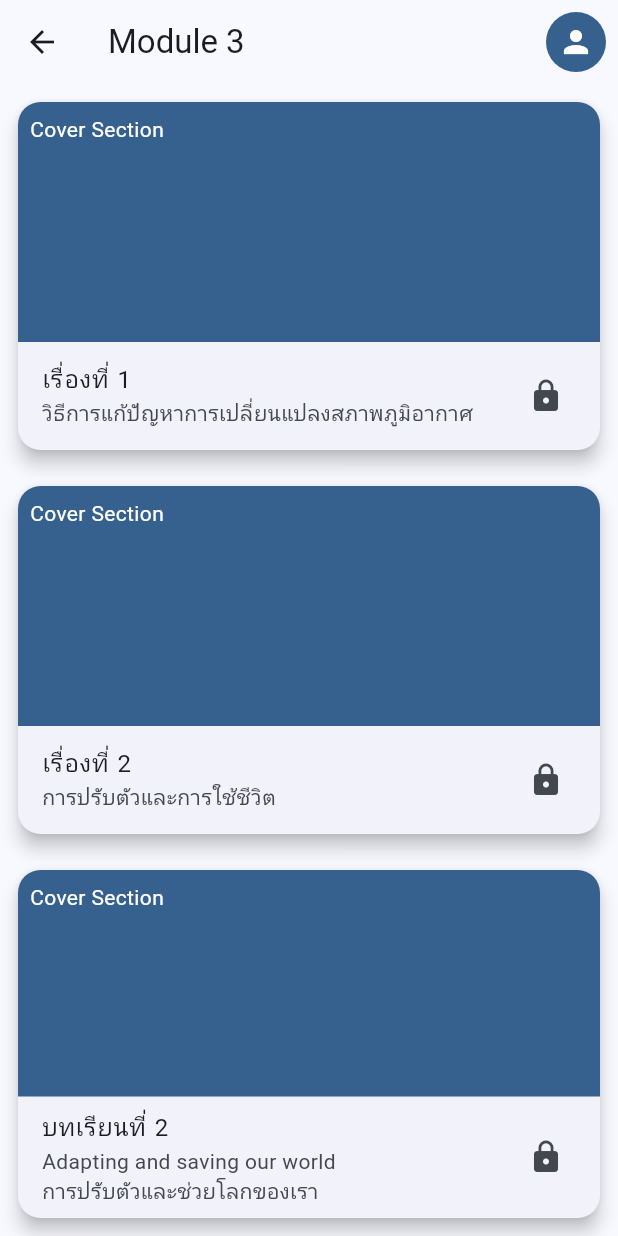
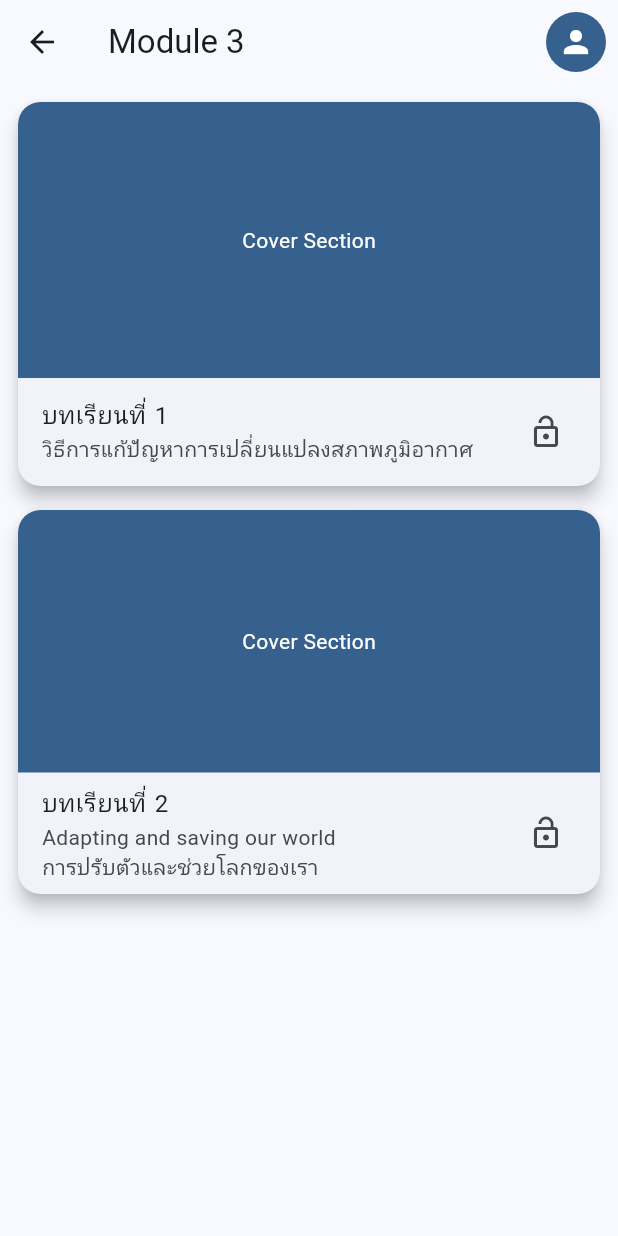
Before and after one commit to HugeKC01/flutter_studyclimatechange, a Flutter app: the Module3Screen screen opened directly, on a phone screen of 412 x 824 dp. Run offline on Flutter 3.47's test engine with Material 3 defaults, Android fonts, the phone set to English and light mode, and no system bars; our stand-ins replace shared_preferences; accounts and stored records are empty.

Commit message:
rewrite m3_main.dart and add drawer route to home

```diff
--- a/lib/component/drawer.dart
+++ b/lib/component/drawer.dart
@@ -1,3 +1,4 @@
+import 'package:climatechange/main.dart';
 import 'package:flutter/material.dart';
 import 'package:climatechange/admin.dart';
 
@@ -19,7 +20,12 @@ Widget buildDrawer(BuildContext context) {
           leading: Icon(Icons.home_rounded),
           title: Text('Home'),
           onTap: () {
-            // Handle the home tap here
+            Navigator.push(
+              context,
+              MaterialPageRoute(
+                builder: (context) => MyApp(),
+              ),
+            );
           },
         ),
         ListTile(
--- a/lib/learningpage/module3/m3_main.dart
+++ b/lib/learningpage/module3/m3_main.dart
@@ -8,33 +8,63 @@ class Module3Screen extends StatelessWidget {
 
   @override
   Widget build(BuildContext context) {
+    final lessons = [
+      {
+        'title': 'บทเรียนที่ 1',
+        'subtitle': 'วิธีการแก้ปัญหาการเปลี่ยนแปลงสภาพภูมิอากาศ',
+        'screen': m3_lesson1_p1(),
+      },
+      {
+        'title': 'บทเรียนที่ 2',
+        'subtitle': 'Adapting and saving our world\nการปรับตัวและช่วยโลกของเรา',
+        'screen': m3_lesson2_p1(),
+      },
+    ];
+
     return Scaffold(
       appBar: buildAppBar(
         'Module 3',
         context,
       ),
-      body: Center(
-        child: Column(
-          mainAxisAlignment: MainAxisAlignment.spaceEvenly,
-          children: <Widget>[
-            Expanded(
-              child: Padding(
+      body: Padding(
         padding: const EdgeInsets.all(8.0),
-                child: Card(
+        child: GridView.builder(
+          gridDelegate: SliverGridDelegateWithFixedCrossAxisCount(
+            crossAxisCount: MediaQuery.of(context).size.width < 600 ? 1 : 2, // Adjust columns based on screen width
+            crossAxisSpacing: 8.0,
+            mainAxisSpacing: 8.0,
+            childAspectRatio: 3 / 2, // Adjust the aspect ratio of the cards
+          ),
+          itemCount: lessons.length,
+          itemBuilder: (context, index) {
+            final lesson = lessons[index];
+            return Card(
               shape: RoundedRectangleBorder(
-                    borderRadius: BorderRadius.circular(15.0)),
+                borderRadius: BorderRadius.circular(15.0),
+              ),
               elevation: 5.0,
               child: Column(
                 children: <Widget>[
                   Expanded(
                     child: GestureDetector(
+                      onTap: () {
+                        Navigator.push(
+                          context,
+                          MaterialPageRoute(
+                            builder: (context) => lesson['screen'] as Widget,
+                          ),
+                        );
+                      },
                       child: Container(
                         width: double.infinity,
                         decoration: BoxDecoration(
                           color: Theme.of(context).colorScheme.primary,
-                              borderRadius: BorderRadius.vertical(top: Radius.circular(15.0)),
+                          borderRadius: const BorderRadius.vertical(
+                            top: Radius.circular(15.0),
+                          ),
                         ),
                         padding: const EdgeInsets.all(8.0),
+                        child: const Center(
                           child: Text(
                             'Cover Section',
                             style: TextStyle(color: Colors.white),
@@ -42,22 +72,18 @@ class Module3Screen extends StatelessWidget {
                         ),
                       ),
                     ),
+                  ),
                   Align(
                     alignment: Alignment.bottomCenter,
                     child: ListTile(
-                          title: Text('เรื่องที่ 1'),
-                          subtitle: Column(
-                            crossAxisAlignment: CrossAxisAlignment.start,
-                            children: [
-                              Text('วิธีการแก้ปัญหาการเปลี่ยนแปลงสภาพภูมิอากาศ'),
-                            ],
-                          ),
-                          trailing: Icon(Icons.lock),
+                      title: Text(lesson['title'] as String),
+                      subtitle: Text(lesson['subtitle'] as String),
+                      trailing: const Icon(Icons.lock_open), // Change to lock/unlock dynamically if needed
                       onTap: () {
                         Navigator.push(
                           context,
                           MaterialPageRoute(
-                                builder: (context) => m3_lesson1_p1(),
+                            builder: (context) => lesson['screen'] as Widget,
                           ),
                         );
                       },
@@ -65,111 +91,8 @@ class Module3Screen extends StatelessWidget {
                   ),
                 ],
               ),
-                ),
-              ),
-            ),
-            Expanded(
-              child: Padding(
-                padding: const EdgeInsets.all(8.0),
-                child: Card(
-                  shape: RoundedRectangleBorder(
-                    borderRadius: BorderRadius.circular(15.0)),
-                  elevation: 5.0,
-                  child: Column(
-                    children: <Widget>[
-                      Expanded(
-                        child: GestureDetector(
-                          child: Container(
-                            width: double.infinity,
-                            decoration: BoxDecoration(
-                              color: Theme.of(context).colorScheme.primary,
-                              borderRadius: BorderRadius.vertical(top: Radius.circular(15.0)),
-                            ),
-                            padding: const EdgeInsets.all(8.0),
-                            child: Text(
-                              'Cover Section',
-                              style: TextStyle(color: Colors.white),
-                            ),
-                          ),
-                        ),
-                      ),
-                      Align(
-                        alignment: Alignment.bottomCenter,
-                        child: ListTile(
-                          title: Text('เรื่องที่ 2'),
-                          subtitle: Column(
-                            crossAxisAlignment: CrossAxisAlignment.start,
-                            children: [
-                              Text('การปรับตัวและการใช้ชีวิต'),
-                            ],
-                          ),
-                          trailing: Icon(Icons.lock),
-                          onTap: () {
-                            Navigator.push(
-                              context,
-                              MaterialPageRoute(builder: (context) => m3_lesson1_p1()),
             );
           },
-                        ),
-                      ),
-                    ],
-                  ),
-                ),
-              ),
-            ),
-            Expanded(
-              child: Padding(
-                padding: const EdgeInsets.all(8.0),
-                child: Card(
-                  shape: RoundedRectangleBorder(
-                    borderRadius: BorderRadius.circular(15.0)),
-                  elevation: 5.0,
-                  child: Column(
-                    children: <Widget>[
-                      Expanded(
-                        child: GestureDetector(
-                          child: Container(
-                            width: double.infinity,
-                            decoration: BoxDecoration(
-                              color: Theme.of(context).colorScheme.primary,
-                              borderRadius: BorderRadius.vertical(top: Radius.circular(15.0)),
-                            ),
-                            padding: const EdgeInsets.all(8.0),
-                            child: Text(
-                              'Cover Section',
-                              style: TextStyle(color: Colors.white),
-                            ),
-                          ),
-                        ),
-                      ),
-                      Align(
-                        alignment: Alignment.bottomCenter,
-                        child: ListTile(
-                          title: Text('บทเรียนที่ 2'),
-                          subtitle: Column(
-                            crossAxisAlignment: CrossAxisAlignment.start,
-                            children: [
-                              Text('Adapting and saving our world'),
-                              Text('การปรับตัวและช่วยโลกของเรา'),
-                            ],
-                          ),
-                          trailing: Icon(Icons.lock),
-                          onTap: () {
-                            Navigator.push(
-                              context,
-                              MaterialPageRoute(
-                                builder: (context) => m3_lesson2_p1(),
-                              ),
-                            );
-                          },
-                        ),
-                      ),
-                    ],
-                  ),
-                ),
-              ),
-            ),
-          ],
         ),
       ),
     );
--- a/lib/main.dart
+++ b/lib/main.dart
@@ -108,30 +108,6 @@ class _MyHomePageState extends State<MyHomePage> with SingleTickerProviderStateM
 
   @override
   Widget build(BuildContext context) {
-    return Scaffold(
-      appBar: buildAppBar(
-        widget.title,
-        context,
-      ),
-      drawer: buildDrawer(
-        context,
-      ),
-      body: SafeArea(
-        child: Scrollbar(
-          thumbVisibility: true,
-          child: ValueListenableBuilder<List<bool>>(
-            valueListenable: moduleLockedStatusNotifier, // Listen to the shared ValueNotifier
-            builder: (context, lockedStatus, child) {
-              return GridView.builder(
-                padding: const EdgeInsets.all(8.0),
-                gridDelegate: SliverGridDelegateWithFixedCrossAxisCount(
-                  crossAxisCount: MediaQuery.of(context).size.width < 600 ? 1 : 2,
-                  crossAxisSpacing: 8.0,
-                  mainAxisSpacing: 8.0,
-                  childAspectRatio: 1 / 1,
-                ),
-                itemCount: 4,
-                itemBuilder: (context, index) {
     final modules = [
       {
         'title': 'Module 1',
@@ -159,6 +135,30 @@ class _MyHomePageState extends State<MyHomePage> with SingleTickerProviderStateM
       },
     ];
 
+    return Scaffold(
+      appBar: buildAppBar(
+        widget.title,
+        context,
+      ),
+      drawer: buildDrawer(
+        context,
+      ),
+      body: SafeArea(
+        child: Scrollbar(
+          thumbVisibility: true,
+          child: ValueListenableBuilder<List<bool>>(
+            valueListenable: moduleLockedStatusNotifier, // Listen to the shared ValueNotifier
+            builder: (context, lockedStatus, child) {
+              return GridView.builder(
+                padding: const EdgeInsets.all(8.0),
+                gridDelegate: SliverGridDelegateWithFixedCrossAxisCount(
+                  crossAxisCount: MediaQuery.of(context).size.width < 600 ? 1 : 2,
+                  crossAxisSpacing: 8.0,
+                  mainAxisSpacing: 8.0,
+                  childAspectRatio: 1 / 1,
+                ),
+                itemCount: 4,
+                itemBuilder: (context, index) {
                   final module = modules[index];
                   final isLocked = lockedStatus[index];
 
@@ -166,14 +166,6 @@ class _MyHomePageState extends State<MyHomePage> with SingleTickerProviderStateM
                     opacity: _fadeAnimations[index],
                     child: SlideTransition(
                       position: _offsetAnimations[index],
-                      child: Card(
-                        shape: RoundedRectangleBorder(
-                          borderRadius: BorderRadius.circular(15.0),
-                        ),
-                        elevation: 5.0,
-                        child: Column(
-                          children: <Widget>[
-                            Expanded(
                       child: GestureDetector(
                         onTap: isLocked
                             ? null
@@ -185,13 +177,21 @@ class _MyHomePageState extends State<MyHomePage> with SingleTickerProviderStateM
                                   ),
                                 );
                               },
+                        child: Card(
+                          shape: RoundedRectangleBorder(
+                            borderRadius: BorderRadius.circular(15.0),
+                          ),
+                          elevation: 5.0,
+                          child: Column(
+                            children: <Widget>[
+                              Expanded(
                                 child: Container(
                                   width: double.infinity,
                                   decoration: BoxDecoration(
                                     color: isLocked
                                         ? Colors.grey
                                         : Theme.of(context).colorScheme.primary,
-                                    borderRadius: BorderRadius.vertical(
+                                    borderRadius: const BorderRadius.vertical(
                                       top: Radius.circular(15.0),
                                     ),
                                   ),
@@ -201,7 +201,7 @@ class _MyHomePageState extends State<MyHomePage> with SingleTickerProviderStateM
                                     children: [
                                       Text(
                                         module['title'] as String,
-                                        style: TextStyle(
+                                        style: const TextStyle(
                                           color: Colors.white,
                                           fontWeight: FontWeight.bold,
                                         ),
@@ -217,12 +217,11 @@ class _MyHomePageState extends State<MyHomePage> with SingleTickerProviderStateM
                                   ),
                                 ),
                               ),
-                            ),
                               ListTile(
                                 contentPadding: const EdgeInsets.symmetric(horizontal: 16.0),
                                 title: Text(
                                   module['title'] as String,
-                                style: TextStyle(
+                                  style: const TextStyle(
                                     fontSize: 18.0,
                                     fontWeight: FontWeight.bold,
                                   ),
@@ -243,6 +242,7 @@ class _MyHomePageState extends State<MyHomePage> with SingleTickerProviderStateM
                           ),
                         ),
                       ),
+                    ),
                   );
                 },
               );
```
Lines whose indentation alone changed are shown as unchanged.
